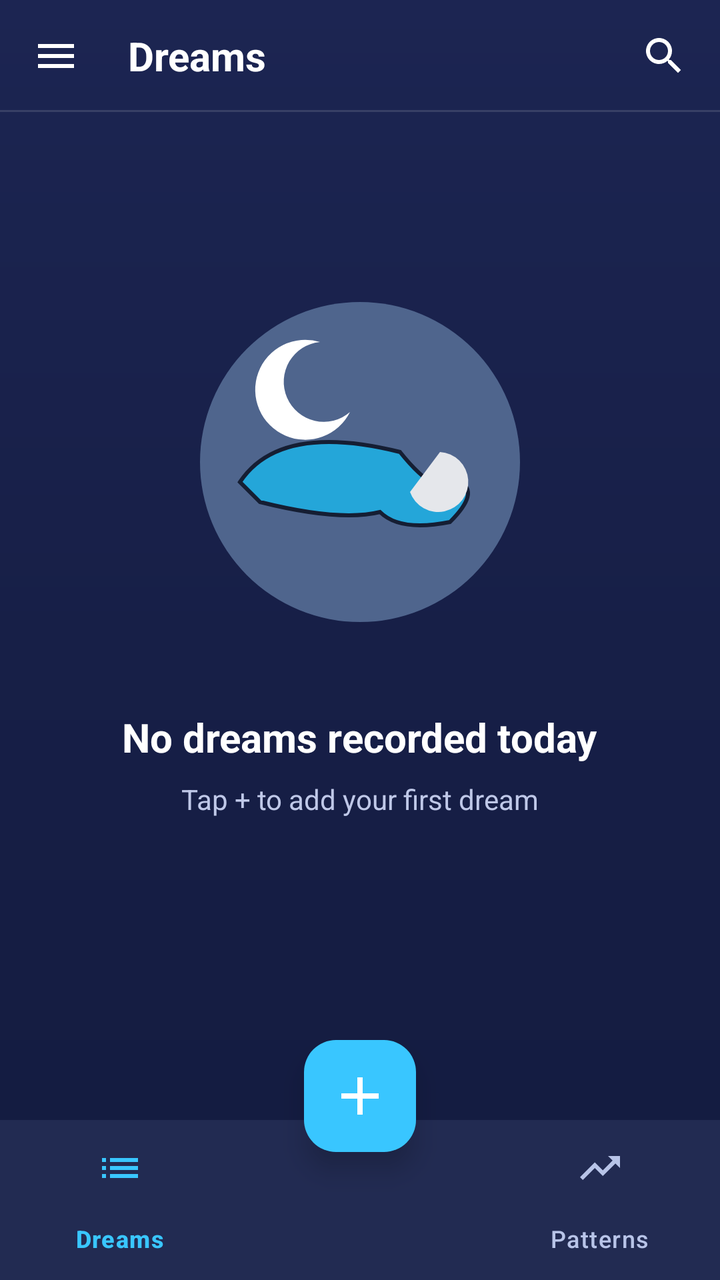
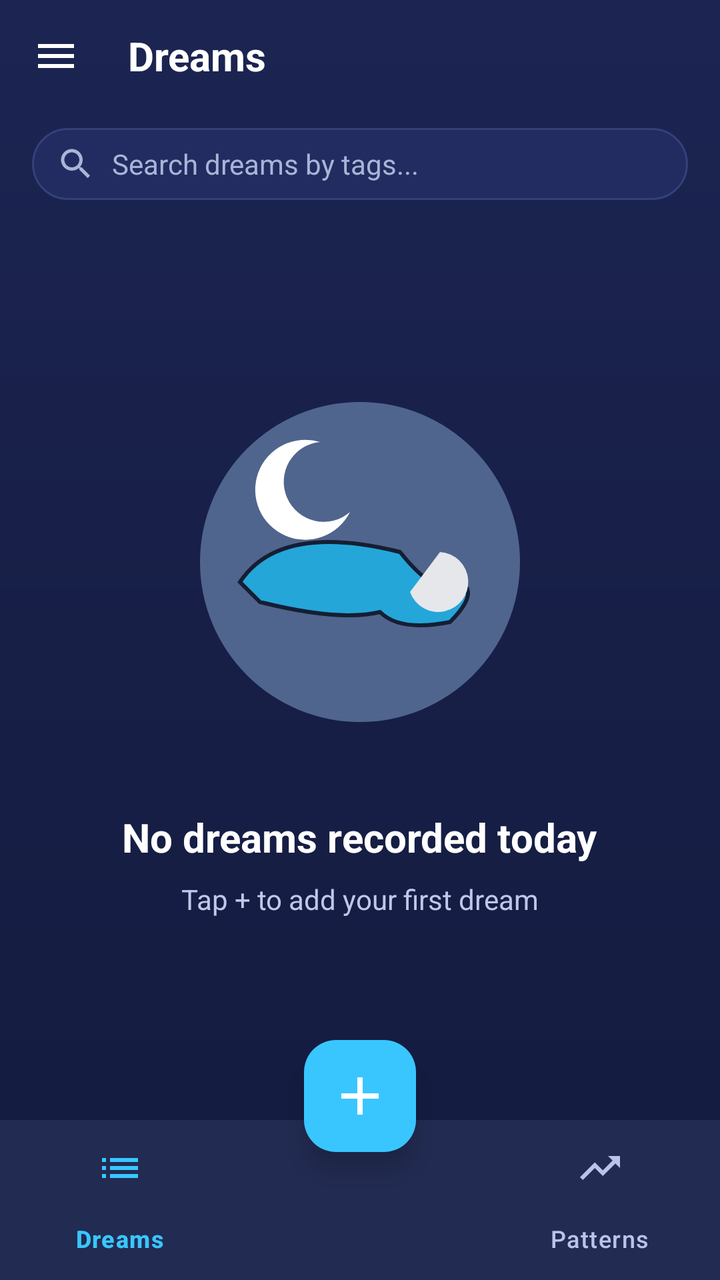

Screens rendered from an Android XML layout before and after an edit, with the pre-edit source and the edit as a unified diff.
<!-- AndroidManifest.xml: application theme Theme.LucidDreams -->
<!-- res/layout/activity_main.xml -->
<?xml version="1.0" encoding="utf-8"?>
<androidx.coordinatorlayout.widget.CoordinatorLayout xmlns:android="http://schemas.android.com/apk/res/android"
    xmlns:app="http://schemas.android.com/apk/res-auto"
    xmlns:tools="http://schemas.android.com/tools"
    android:layout_width="match_parent"
    android:layout_height="match_parent"
    android:background="@drawable/bg_main_gradient"
    android:fitsSystemWindows="true"
    tools:context=".MainActivity">

    <androidx.constraintlayout.widget.ConstraintLayout
        android:layout_width="match_parent"
        android:layout_height="match_parent">

        
        <FrameLayout
            android:id="@+id/topBar"
            android:layout_width="match_parent"
            android:layout_height="56dp"
            app:layout_constraintTop_toTopOf="parent">
            
            <ImageView
                android:layout_width="24dp"
                android:layout_height="24dp"
                android:src="@drawable/ic_menu"
                android:layout_gravity="center_vertical|start"
                android:layout_marginStart="16dp"
                android:contentDescription="Menu"/>
                
            <TextView
                android:layout_width="wrap_content"
                android:layout_height="wrap_content"
                android:text="Dreams"
                android:textColor="@color/white"
                android:textSize="20sp"
                android:textStyle="bold"
                android:layout_gravity="center_vertical"
                android:layout_marginStart="64dp"/>

            <ImageView
                android:layout_width="24dp"
                android:layout_height="24dp"
                android:src="@drawable/ic_search"
                android:layout_gravity="center_vertical|end"
                android:layout_marginEnd="16dp"
                android:contentDescription="Search"/>
                
            <View
                android:layout_width="match_parent"
                android:layout_height="1dp"
                android:layout_gravity="bottom"
                android:background="#20FFFFFF"/>
        </FrameLayout>

        
        <LinearLayout
            android:id="@+id/llEmptyState"
            android:layout_width="match_parent"
            android:layout_height="match_parent"
            android:orientation="vertical"
            android:gravity="center"
            android:visibility="visible"
            app:layout_constraintTop_toBottomOf="@id/topBar"
            app:layout_constraintBottom_toBottomOf="parent"
            app:layout_constraintStart_toStartOf="parent"
            app:layout_constraintEnd_toEndOf="parent"
            android:paddingBottom="100dp">

            <ImageView
                android:id="@+id/ivIllustration"
                android:layout_width="200dp"
                android:layout_height="200dp"
                android:src="@drawable/ic_illustration_bed"
                android:layout_marginBottom="24dp"/>

            <TextView
                android:id="@+id/tvEmptyStatus"
                android:layout_width="wrap_content"
                android:layout_height="wrap_content"
                android:text="No dreams recorded today"
                android:textColor="@color/text_primary"
                android:textSize="20sp"
                android:textStyle="bold"
                android:layout_marginBottom="8dp"/>

            <TextView
                android:layout_width="wrap_content"
                android:layout_height="wrap_content"
                android:text="Tap + to add your first dream"
                android:textColor="@color/text_secondary"
                android:textSize="14sp"/>
        </LinearLayout>

        
        <androidx.recyclerview.widget.RecyclerView
            android:id="@+id/rvDreams"
            android:layout_width="match_parent"
            android:layout_height="0dp"
            android:clipToPadding="false"
            android:paddingTop="16dp"
            android:paddingBottom="100dp"
            android:visibility="gone"
            app:layout_constraintTop_toBottomOf="@id/topBar"
            app:layout_constraintBottom_toBottomOf="parent"
            tools:visibility="gone"
            tools:listitem="@layout/item_dream_card" />

    </androidx.constraintlayout.widget.ConstraintLayout>

    
    <com.google.android.material.bottomnavigation.BottomNavigationView
        android:id="@+id/bottomNav"
        android:layout_width="match_parent"
        android:layout_height="wrap_content"
        android:layout_gravity="bottom"
        android:background="#222B52"
        app:itemIconTint="@color/nav_item_color"
        app:itemTextColor="@color/nav_item_color"
        app:menu="@menu/bottom_nav_menu"
        app:labelVisibilityMode="labeled" />

    
    <com.google.android.material.floatingactionbutton.FloatingActionButton
        android:id="@+id/fabAdd"
        android:layout_width="wrap_content"
        android:layout_height="wrap_content"
        android:layout_gravity="bottom|center_horizontal"
        android:layout_marginBottom="64dp"
        app:backgroundTint="@color/glow_primary"
        app:tint="@color/white"
        app:elevation="8dp"
        android:src="@drawable/ic_add"
        app:maxImageSize="32dp"
        android:contentDescription="Add Dream" />

</androidx.coordinatorlayout.widget.CoordinatorLayout>
<!-- res/layout/item_dream_card.xml (included above) -->
<?xml version="1.0" encoding="utf-8"?>
<androidx.constraintlayout.widget.ConstraintLayout xmlns:android="http://schemas.android.com/apk/res/android"
    xmlns:app="http://schemas.android.com/apk/res-auto"
    xmlns:tools="http://schemas.android.com/tools"
    android:layout_width="match_parent"
    android:layout_height="wrap_content"
    android:paddingStart="16dp"
    android:paddingEnd="16dp"
    android:paddingBottom="12dp">

    
    <LinearLayout
        android:id="@+id/cardContainer"
        android:layout_width="0dp"
        android:layout_height="wrap_content"
        android:background="@drawable/bg_card"
        android:orientation="vertical"
        android:padding="16dp"
        android:elevation="4dp"
        app:layout_constraintTop_toTopOf="parent"
        app:layout_constraintStart_toStartOf="parent"
        app:layout_constraintEnd_toEndOf="parent">

        <RelativeLayout
            android:layout_width="match_parent"
            android:layout_height="wrap_content"
            android:layout_marginBottom="8dp">

            
            <TextView
                android:id="@+id/tvCardDate"
                android:layout_width="wrap_content"
                android:layout_height="wrap_content"
                android:text="7:12 AM"
                android:textColor="@color/text_primary"
                android:textStyle="bold"
                android:textSize="14sp"
                android:layout_alignParentStart="true"
                android:layout_centerVertical="true"/>

            
            <TextView
                android:id="@+id/tvNightmareBadge"
                android:layout_width="wrap_content"
                android:layout_height="wrap_content"
                android:text="Nightmare"
                android:textSize="12sp"
                android:textColor="@color/white"
                android:background="@drawable/bg_tag"
                android:backgroundTint="@color/accent_purple"
                android:paddingStart="6dp"
                android:paddingEnd="6dp"
                android:paddingTop="2dp"
                android:paddingBottom="2dp"
                android:layout_alignParentEnd="true"
                android:layout_centerVertical="true"
                android:visibility="gone"
                tools:visibility="visible"/>
        </RelativeLayout>

        
        <TextView
            android:id="@+id/tvDescription"
            android:layout_width="match_parent"
            android:layout_height="wrap_content"
            android:text="I was flying above a glowing ocean..."
            android:textColor="@color/text_secondary"
            android:textSize="14sp"
            android:lineSpacingMultiplier="1.3"
            android:maxLines="2"
            android:ellipsize="end"
            android:layout_marginBottom="12dp"/>

        
        <LinearLayout
            android:layout_width="match_parent"
            android:layout_height="wrap_content"
            android:orientation="horizontal"
            android:gravity="center_vertical">

            
            <TextView
                android:id="@+id/tvMoodIcon"
                android:layout_width="wrap_content"
                android:layout_height="wrap_content"
                android:text="😐"
                android:textSize="18sp"
                android:layout_marginEnd="8dp"/>

            
            <LinearLayout
                android:id="@+id/llTags"
                android:layout_width="match_parent"
                android:layout_height="wrap_content"
                android:orientation="horizontal">
                
                <TextView
                    android:layout_width="wrap_content"
                    android:layout_height="wrap_content"
                    android:background="@drawable/bg_tag"
                    android:text="lucid"
                    android:textColor="@color/text_tag"
                    android:textSize="12sp"
                    android:paddingStart="10dp"
                    android:paddingEnd="10dp"
                    android:paddingTop="4dp"
                    android:paddingBottom="4dp"
                    android:layout_marginEnd="6dp" />
            </LinearLayout>

        </LinearLayout>
    </LinearLayout>

</androidx.constraintlayout.widget.ConstraintLayout>
<!-- resources referenced by this layout -->
<resources>
  <color name="accent_purple">#8B5CFF</color>
  <color name="glow_primary">#39C6FF</color>
  <color name="text_primary">#FFFFFF</color>
  <color name="text_secondary">#BFC8E8</color>
  <color name="text_tag">#D6E2FF</color>
  <color name="white">#FFFFFFFF</color>
  <!-- drawable bg_card (drawable) -->
  <?xml version="1.0" encoding="utf-8"?>
  <shape xmlns:android="http://schemas.android.com/apk/res/android"
      android:shape="rectangle">
      <solid android:color="@color/card_bg" />
      <corners android:radius="16dp" />
      <stroke
          android:width="1dp"
          android:color="#10FFFFFF"/>
  </shape>
  <!-- drawable bg_main_gradient (drawable) -->
  <?xml version="1.0" encoding="utf-8"?>
  <shape xmlns:android="http://schemas.android.com/apk/res/android"
      android:shape="rectangle">
      <gradient
          android:angle="270"
          android:startColor="@color/gradient_top"
          android:centerColor="@color/gradient_mid"
          android:endColor="@color/gradient_bottom"
          android:type="linear" />
  </shape>
  <!-- drawable bg_tag (drawable) -->
  <?xml version="1.0" encoding="utf-8"?>
  <shape xmlns:android="http://schemas.android.com/apk/res/android"
      android:shape="rectangle">
      <solid android:color="@color/tag_bg" />
      <corners android:radius="8dp" />
  </shape>
  <!-- drawable ic_add (drawable) -->
  <vector xmlns:android="http://schemas.android.com/apk/res/android"
      android:width="24dp"
      android:height="24dp"
      android:viewportWidth="24"
      android:viewportHeight="24"
      android:tint="#FFFFFF">
    <path
        android:fillColor="@android:color/white"
        android:pathData="M19,13h-6v6h-2v-6H5v-2h6V5h2v6h6v2z"/>
  </vector>
  <!-- drawable ic_menu (drawable) -->
  <vector xmlns:android="http://schemas.android.com/apk/res/android"
      android:width="24dp"
      android:height="24dp"
      android:viewportWidth="24"
      android:viewportHeight="24"
      android:tint="#FFFFFF">
    <path
        android:fillColor="@android:color/white"
        android:pathData="M3,18h18v-2H3v2zm0,-5h18v-2H3v2zm0,-7v2h18V6H3z"/>
  </vector>
  <!-- drawable ic_search (drawable) -->
  <vector xmlns:android="http://schemas.android.com/apk/res/android"
      android:width="24dp"
      android:height="24dp"
      android:viewportWidth="24"
      android:viewportHeight="24">
    <path
        android:fillColor="@android:color/white"
        android:pathData="M15.5,14h-0.79l-0.28,-0.27C15.41,12.59 16,11.11 16,9.5 16,5.91 13.09,3 9.5,3S3,5.91 3,9.5 5.91,16 9.5,16c1.61,0 3.09,-0.59 4.23,-1.57l0.27,0.28v0.79l5,4.99L20.49,19l-4.99,-5zm-6,0C7.01,14 5,11.99 5,9.5S7.01,5 9.5,5 14,7.01 14,9.5 11.99,14 9.5,14z"/>
  </vector>
  <style name="Theme.LucidDreams" parent="Base.Theme.LucidDreams" />
  <color name="card_bg">#2A3567</color>
  <color name="gradient_top">#1C2552</color>
  <color name="gradient_mid">#171F47</color>
  <color name="gradient_bottom">#131B3F</color>
  <color name="tag_bg">#2B417F</color>
  <style name="Base.Theme.LucidDreams" parent="Theme.Material3.DayNight.NoActionBar">
          
          
      </style>
  <!-- unchanged entries left out for length: 1 -->
</resources>

<!-- the commit's change to res/layout/activity_main.xml (unified diff, before → after) -->
@@ -37,30 +37,63 @@
                 android:layout_gravity="center_vertical"
                 android:layout_marginStart="64dp"/>
 
-            <ImageView
-                android:layout_width="24dp"
-                android:layout_height="24dp"
+        </FrameLayout>
+
+        
+        <LinearLayout
+            android:id="@+id/searchContainer"
+            android:layout_width="match_parent"
+            android:layout_height="wrap_content"
+            android:layout_marginHorizontal="16dp"
+            android:layout_marginTop="8dp"
+            android:layout_marginBottom="8dp"
+            android:background="@drawable/bg_search"
+            android:gravity="center_vertical"
+            android:orientation="horizontal"
+            android:paddingHorizontal="12dp"
+            android:paddingVertical="8dp"
+            app:layout_constraintTop_toBottomOf="@id/topBar">
+
+            <ImageView
+                android:layout_width="20dp"
+                android:layout_height="20dp"
                 android:src="@drawable/ic_search"
-                android:layout_gravity="center_vertical|end"
-                android:layout_marginEnd="16dp"
-                android:contentDescription="Search"/>
-                
-            <View
-                android:layout_width="match_parent"
-                android:layout_height="1dp"
-                android:layout_gravity="bottom"
-                android:background="#20FFFFFF"/>
-        </FrameLayout>
+                app:tint="#AAB4D6" />
+
+            <EditText
+                android:id="@+id/etSearchTags"
+                android:layout_width="0dp"
+                android:layout_height="wrap_content"
+                android:layout_weight="1"
+                android:layout_marginStart="8dp"
+                android:layout_marginEnd="8dp"
+                android:background="@android:color/transparent"
+                android:hint="Search dreams by tags..."
+                android:inputType="text"
+                android:maxLines="1"
+                android:textColor="#FFFFFF"
+                android:textColorHint="#AAB4D6"
+                android:textCursorDrawable="@null"
+                android:textSize="14sp" />
+
+            <ImageView
+                android:id="@+id/ivClearSearch"
+                android:layout_width="20dp"
+                android:layout_height="20dp"
+                android:src="@drawable/ic_close"
+                android:visibility="gone"
+                app:tint="#AAB4D6" />
+        </LinearLayout>
 
         
         <LinearLayout
             android:id="@+id/llEmptyState"
             android:layout_width="match_parent"
-            android:layout_height="match_parent"
+            android:layout_height="0dp"
             android:orientation="vertical"
             android:gravity="center"
             android:visibility="visible"
-            app:layout_constraintTop_toBottomOf="@id/topBar"
+            app:layout_constraintTop_toBottomOf="@id/searchContainer"
             app:layout_constraintBottom_toBottomOf="parent"
             app:layout_constraintStart_toStartOf="parent"
             app:layout_constraintEnd_toEndOf="parent"
@@ -100,7 +133,7 @@
             android:paddingTop="16dp"
             android:paddingBottom="100dp"
             android:visibility="gone"
-            app:layout_constraintTop_toBottomOf="@id/topBar"
+            app:layout_constraintTop_toBottomOf="@id/searchContainer"
             app:layout_constraintBottom_toBottomOf="parent"
             tools:visibility="gone"
             tools:listitem="@layout/item_dream_card" />
<!-- resource entries referenced after the edit -->
@@ -27,6 +27,16 @@
           android:endColor="@color/gradient_bottom"
           android:type="linear" />
   </shape>
+  <!-- drawable bg_search (drawable) -->
+  <?xml version="1.0" encoding="utf-8"?>
+  <shape xmlns:android="http://schemas.android.com/apk/res/android"
+      android:shape="rectangle">
+      <solid android:color="#232C61" />
+      <corners android:radius="24dp" />
+      <stroke
+          android:width="1dp"
+          android:color="#35407A" />
+  </shape>
   <!-- drawable bg_tag (drawable) -->
   <?xml version="1.0" encoding="utf-8"?>
   <shape xmlns:android="http://schemas.android.com/apk/res/android"
@@ -44,6 +54,16 @@
     <path
         android:fillColor="@android:color/white"
         android:pathData="M19,13h-6v6h-2v-6H5v-2h6V5h2v6h6v2z"/>
+  </vector>
+  <!-- drawable ic_close (drawable) -->
+  <vector xmlns:android="http://schemas.android.com/apk/res/android"
+      android:width="24dp"
+      android:height="24dp"
+      android:viewportWidth="24"
+      android:viewportHeight="24">
+    <path
+        android:pathData="M19,6.41L17.59,5 12,10.59 6.41,5 5,6.41 10.59,12 5,17.59 6.41,19 12,13.41 17.59,19 19,17.59 13.41,12z"
+        android:fillColor="#FFFFFFFF"/>
   </vector>
   <!-- drawable ic_menu (drawable) -->
   <vector xmlns:android="http://schemas.android.com/apk/res/android"
